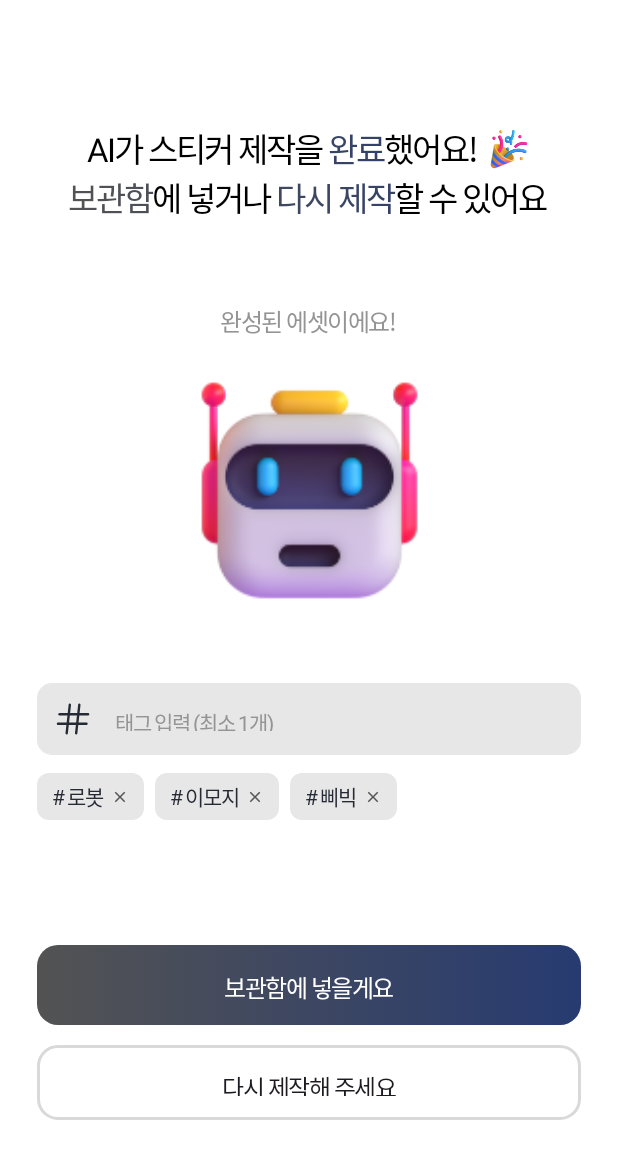
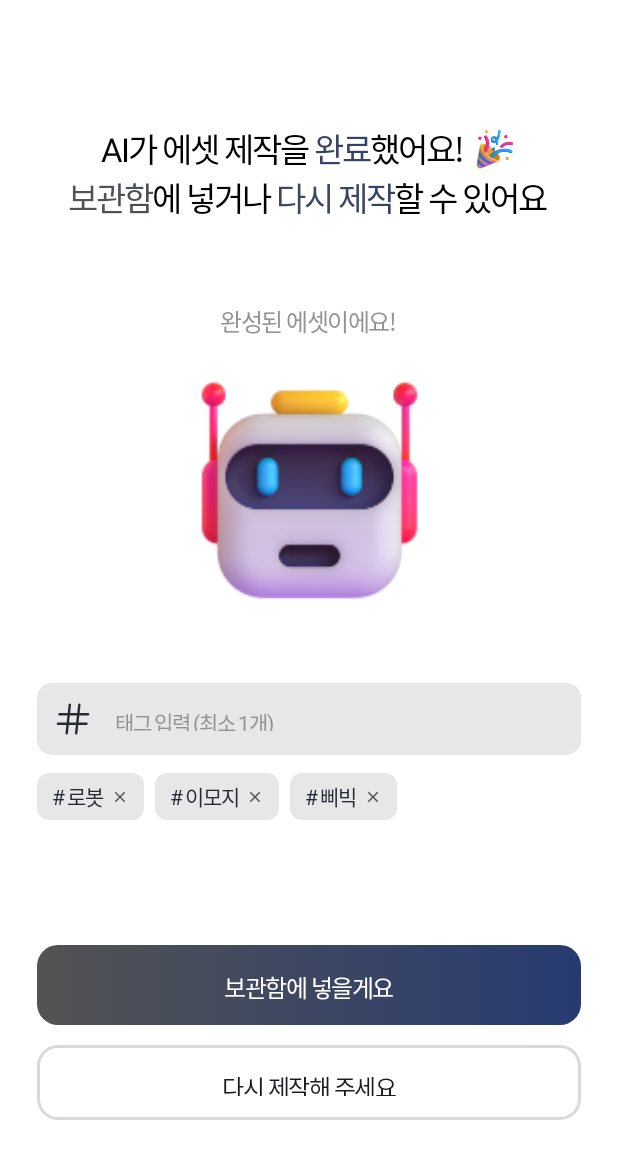
Before and after one commit to wns0865/semenemo, an Android app built with Jetpack Compose: the @Preview function AssetDoneScreenPreview, on a phone screen of 412 x 824 dp. Shown: the top 1159 px of the screen. Run offline under Robolectric (Android 15) with nearby library versions, the phone set to English and light mode, and no system bars; Roboto replaces fonts that are not available here.

Commit message:
ui(#S11P21D109-171): 에셋 제작 화면 배경색 추가 및 문구 수정

```diff
--- a/android/presentation/src/main/java/com/semonemo/presentation/screen/ai_asset/AssetDoneScreen.kt
+++ b/android/presentation/src/main/java/com/semonemo/presentation/screen/ai_asset/AssetDoneScreen.kt
@@ -1,6 +1,7 @@
 package com.semonemo.presentation.screen.ai_asset
 
 import androidx.compose.foundation.Image
+import androidx.compose.foundation.background
 import androidx.compose.foundation.layout.Arrangement
 import androidx.compose.foundation.layout.Column
 import androidx.compose.foundation.layout.Row
@@ -59,6 +60,7 @@ fun AssetDoneScreen(modifier: Modifier = Modifier) {
                 .fillMaxSize()
                 .statusBarsPadding()
                 .navigationBarsPadding()
+                .background(color = Color.White)
                 .addFocusCleaner(
                     focusManager = focusManager,
                 ),
--- a/android/presentation/src/main/res/values/string-moment.xml
+++ b/android/presentation/src/main/res/values/string-moment.xml
@@ -8,7 +8,7 @@
     <string name="frame_label_2">만들어 보기</string>
     <string name="picture_label2">촬영하기</string>
     <string name="draw_done">이대로 제작할래요</string>
-    <string name="asset_done_title">AI가 스티커 제작을 완료했어요!</string>
+    <string name="asset_done_title">AI가 에셋 제작을 완료했어요!</string>
     <string name="asset_done_title2">보관함에 넣거나 다시 제작할 수 있어요</string>
     <string name="asset_done_script">완성된 에셋이에요!</string>
     <string name="remake_asset">다시 제작해 주세요</string>
```
